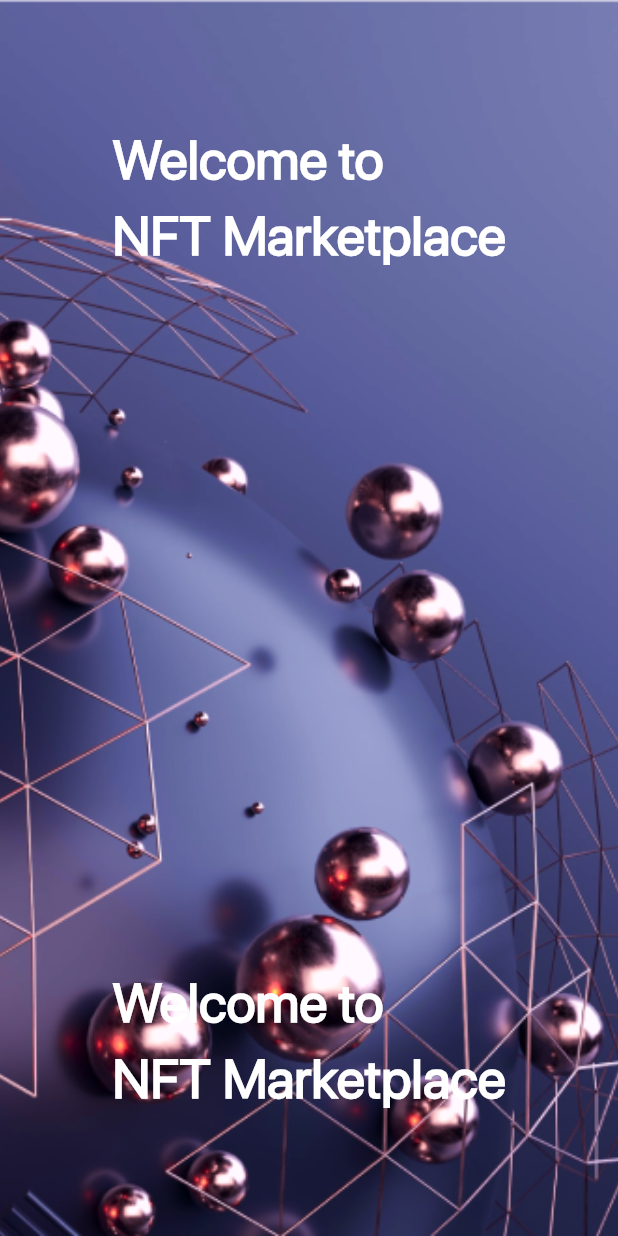
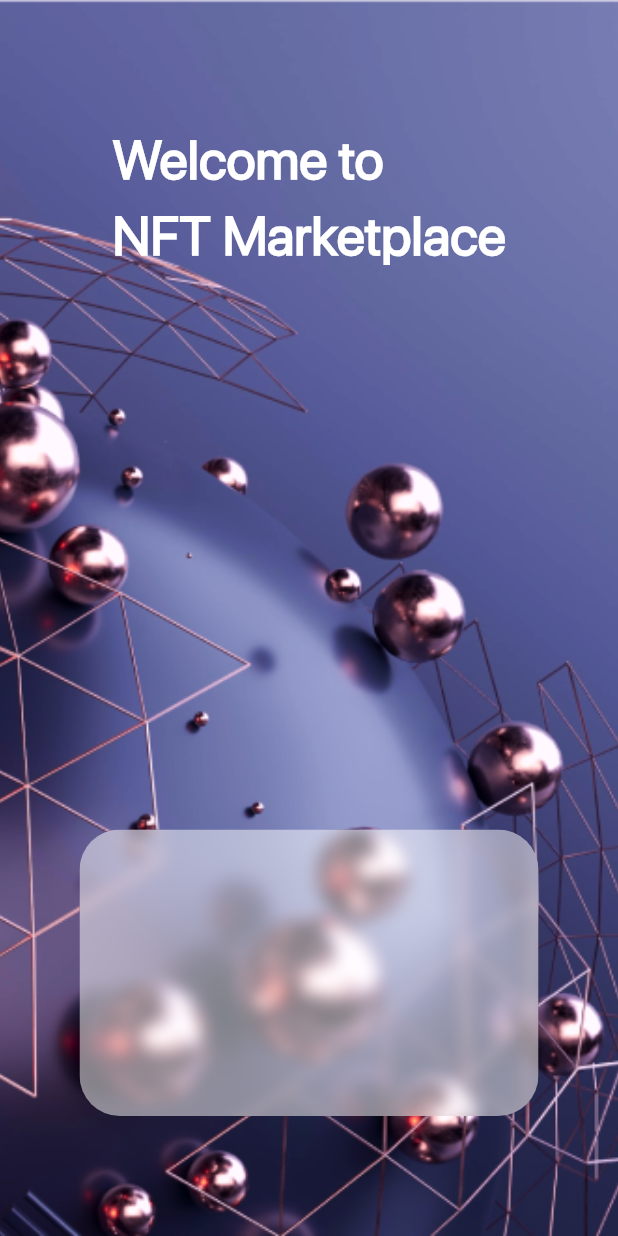
Before and after one commit to Eslamadelelkhouly/nftmarketplace, a Flutter app: the screen it shows after launch, on a phone screen of 412 x 824 dp. Run offline on Flutter 3.47's test engine with Material 3 defaults, Android fonts, the phone set to English and light mode, and no system bars.

Commit message:
create card opacity in onBoarding

```diff
--- a/lib/features/onboarding/on_boarding_screen.dart
+++ b/lib/features/onboarding/on_boarding_screen.dart
@@ -1,3 +1,5 @@
+import 'dart:ui';
+
 import 'package:flutter/material.dart';
 import 'package:nftmarketplace/core/resources/asset_image_manger.dart';
 import 'package:nftmarketplace/core/resources/color_manager.dart';
@@ -33,10 +35,16 @@ class OnBoardingScreen extends StatelessWidget {
                       textAlign: TextAlign.left,
                     ),
                     Spacer(),
-                    Text(
-                      StringManager.Title,
-                      style: ManageStyleText.textStyleHeading,
-                      textAlign: TextAlign.left,
+                    ClipRRect(
+                      child: BackdropFilter(
+                        filter: ImageFilter.blur(sigmaX: 5, sigmaY: 5),
+                        child: Container(
+                          width: 306,
+                          height: 191,
+                          color: ColorManager.white.withOpacity(0.5),
+                        ),
+                      ),
+                      borderRadius: BorderRadius.circular(27),
                     ),
                   ],
                 ),
```
